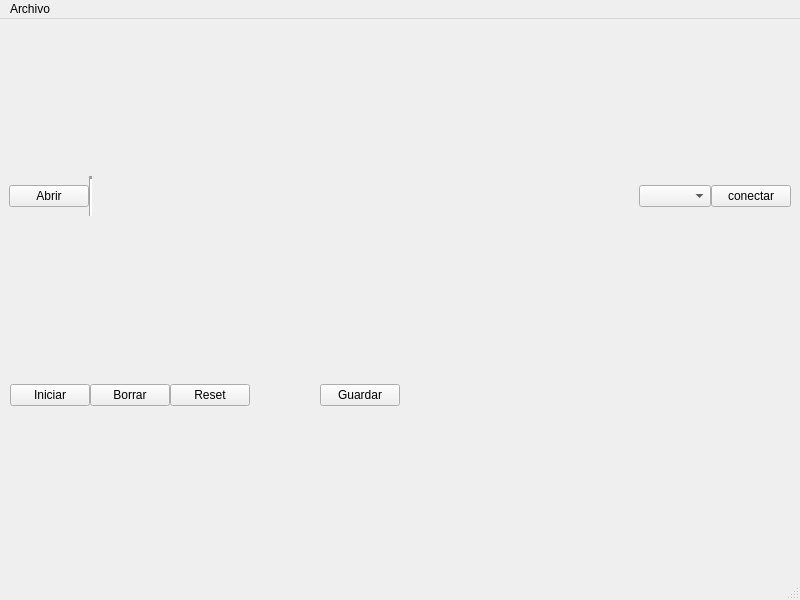
Debaq/fisioaccess-pc, file src/ui/main.ui: the form before one commit.
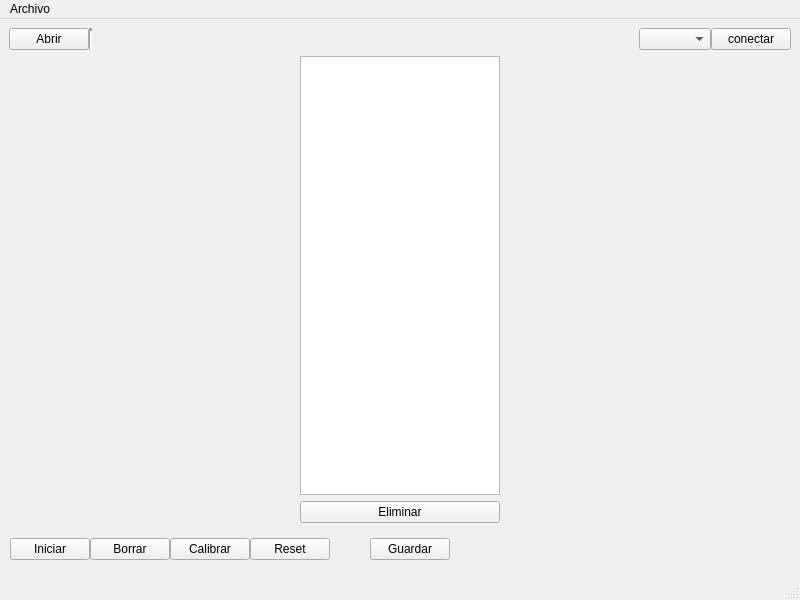
The form after the commit.

```diff
--- a/src/ui/main.ui
+++ b/src/ui/main.ui
@@ -93,7 +93,35 @@
      </widget>
     </item>
     <item>
-     <layout class="QHBoxLayout" name="horizontalLayout_2"/>
+     <layout class="QHBoxLayout" name="horizontalLayout_5">
+      <property name="leftMargin">
+       <number>0</number>
+      </property>
+      <item>
+       <layout class="QVBoxLayout" name="verticalLayout_2">
+        <item>
+         <widget class="QListWidget" name="list_test">
+          <property name="maximumSize">
+           <size>
+            <width>200</width>
+            <height>16777215</height>
+           </size>
+          </property>
+         </widget>
+        </item>
+        <item>
+         <widget class="QPushButton" name="btn_delete_test">
+          <property name="text">
+           <string>Eliminar</string>
+          </property>
+         </widget>
+        </item>
+       </layout>
+      </item>
+      <item>
+       <layout class="QHBoxLayout" name="horizontalLayout_2"/>
+      </item>
+     </layout>
     </item>
     <item>
      <widget class="QFrame" name="horizontalFrame_3">
@@ -129,6 +157,13 @@
            </property>
           </widget>
          </item>
+         <item>
+          <widget class="QPushButton" name="btn_cal">
+           <property name="text">
+            <string>Calibrar</string>
+           </property>
+          </widget>
+         </item>
          <item>
           <widget class="QPushButton" name="btn_reset">
            <property name="text">
```
Left out of the diff: 2 changed lines with no effect on the pictures.
